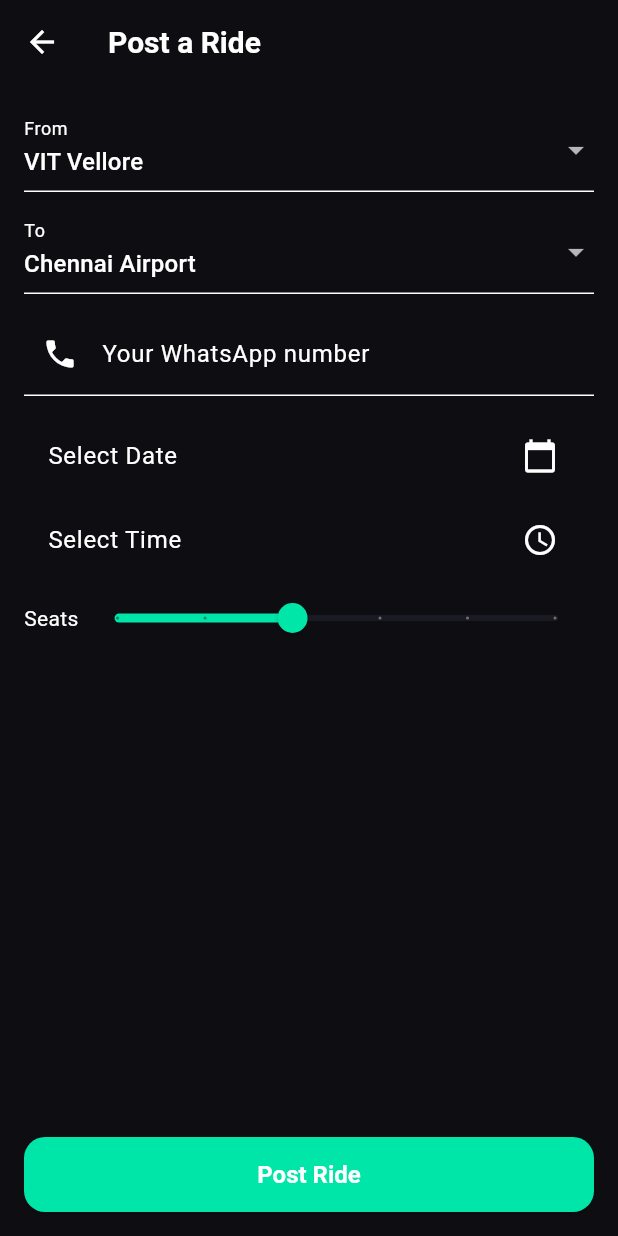
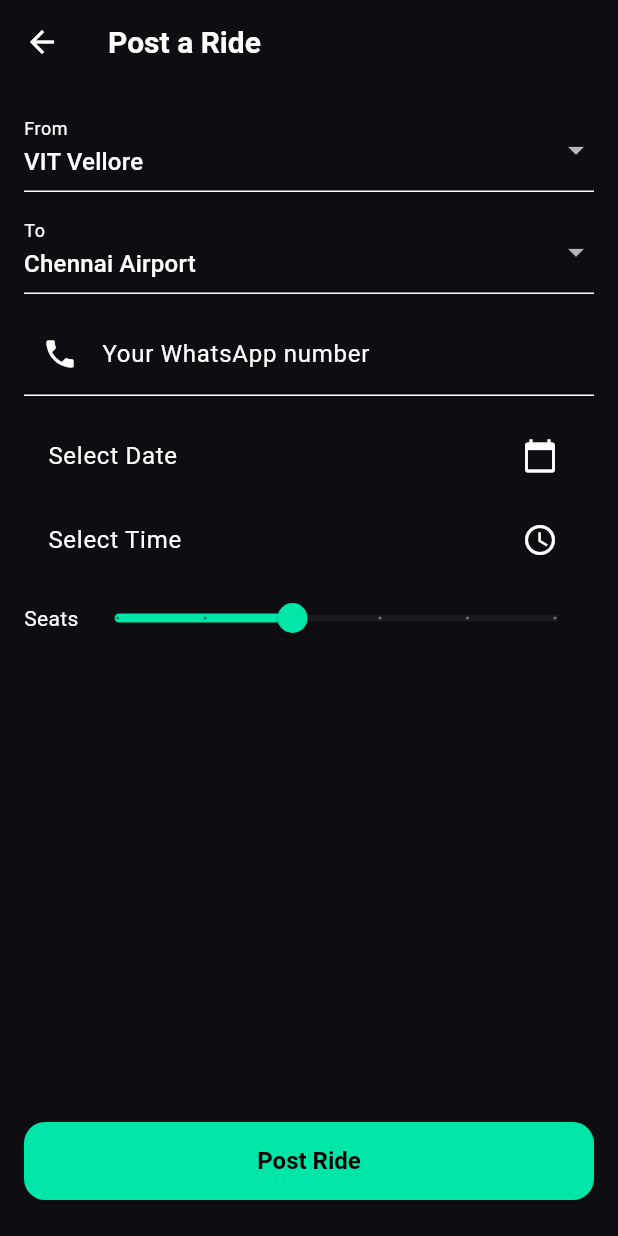
Before and after one commit to ekansh323/vpool, a Flutter app: the screen it shows once a user with an empty profile is signed in, after a tap on "Be the first — create a ride", on a phone screen of 412 x 824 dp. Run offline on Flutter 3.47's test engine with Material 3 defaults, Android fonts, the phone set to English and light mode, and no system bars; our stand-ins replace cloud_firestore, firebase_auth, firebase_core, google_sign_in; accounts and stored records are empty; network calls fail.

Commit message:
fix: white patch error fixed

```diff
--- a/lib/main.dart
+++ b/lib/main.dart
@@ -43,6 +43,11 @@ class MyApp extends StatelessWidget {
       title: 'ViPool',
       theme: ThemeData(
         useMaterial3: true,
+        snackBarTheme: const SnackBarThemeData(
+          backgroundColor: Color(0xFF1A1A22),
+          contentTextStyle: TextStyle(color: Colors.white, fontSize: 14),
+          behavior: SnackBarBehavior.floating,
+        ),
 
         scaffoldBackgroundColor: const Color(0xFF0E0E12),
 
@@ -863,17 +868,25 @@ class _CreateRidePageState extends State<CreateRidePage> {
             ),
 
             const Spacer(),
-
-            SizedBox(
+            SafeArea(
+              top: false,
+              child: Padding(
+                padding: const EdgeInsets.only(bottom: 8),
+                child: SizedBox(
                   width: double.infinity,
-              height: 50,
+                  height: 52,
                   child: ElevatedButton(
                     onPressed: loading ? null : saveRide,
                     child: loading
-                    ? const CircularProgressIndicator(color: Colors.white)
+                        ? const CircularProgressIndicator(color: Colors.black)
                         : const Text(
                             "Post Ride",
-                        style: TextStyle(color: Colors.white),
+                            style: TextStyle(
+                              color: Colors.black,
+                              fontWeight: FontWeight.bold,
+                            ),
+                          ),
+                  ),
                 ),
               ),
             ),
```
Lines whose indentation alone changed are shown as unchanged.
